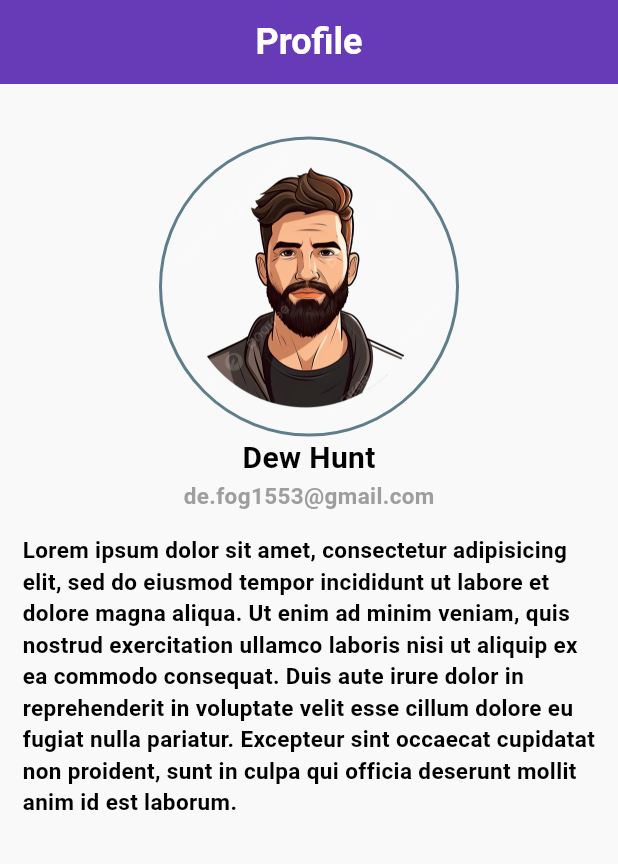
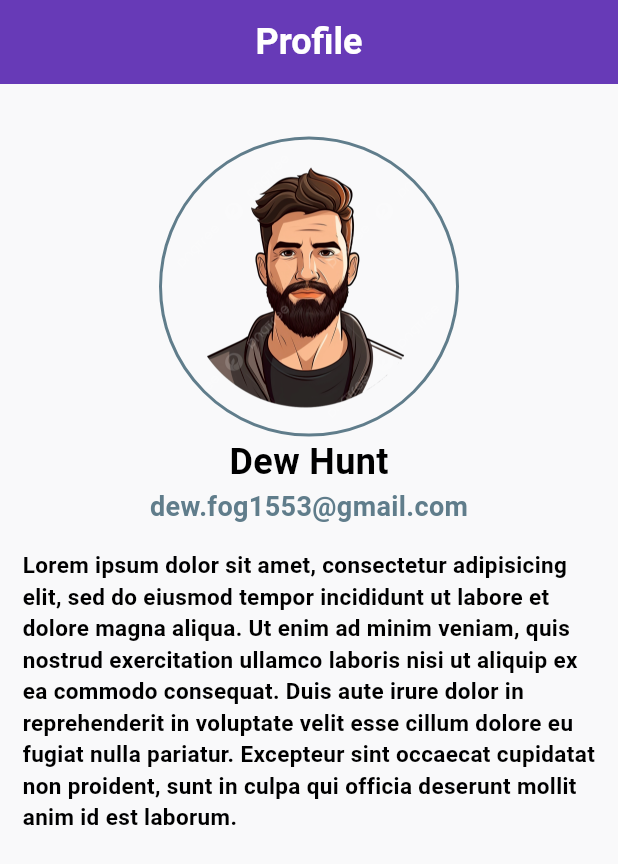
Before and after one commit to DewHunt/Flutter-Live-Text-01, a Flutter app: the screen it shows after launch, on a phone screen of 412 x 824 dp. Shown: the top 864 px of the screen. Run offline on Flutter 3.47's test engine with Material 3 defaults, Android fonts, the phone set to English and light mode, and no system bars.

Commit message:
Flutter Live Test 01

```diff
--- a/lib/main.dart
+++ b/lib/main.dart
@@ -43,7 +43,7 @@ class Home extends StatelessWidget {
       body: SingleChildScrollView(
         child: Column(
           mainAxisAlignment: MainAxisAlignment.start,
-          crossAxisAlignment: CrossAxisAlignment.start,
+          crossAxisAlignment: CrossAxisAlignment.center,
           children: [
             Center(
               child: Container(
@@ -71,7 +71,7 @@ class Home extends StatelessWidget {
               child: Text(
                 "Dew Hunt",
                 style: TextStyle(
-                  fontSize: 20,
+                  fontSize: 24,
                   fontWeight: FontWeight.w700,
                   color: Colors.black,
                 ),
@@ -79,11 +79,11 @@ class Home extends StatelessWidget {
             ),
             const Center(
               child: Text(
-                "de.fog1553@gmail.com",
+                "dew.fog1553@gmail.com",
                 style: TextStyle(
-                  fontSize: 15,
+                  fontSize: 18,
                   fontWeight: FontWeight.w700,
-                  color: Colors.grey,
+                  color: Colors.blueGrey,
                 ),
               ),
             ),
```
